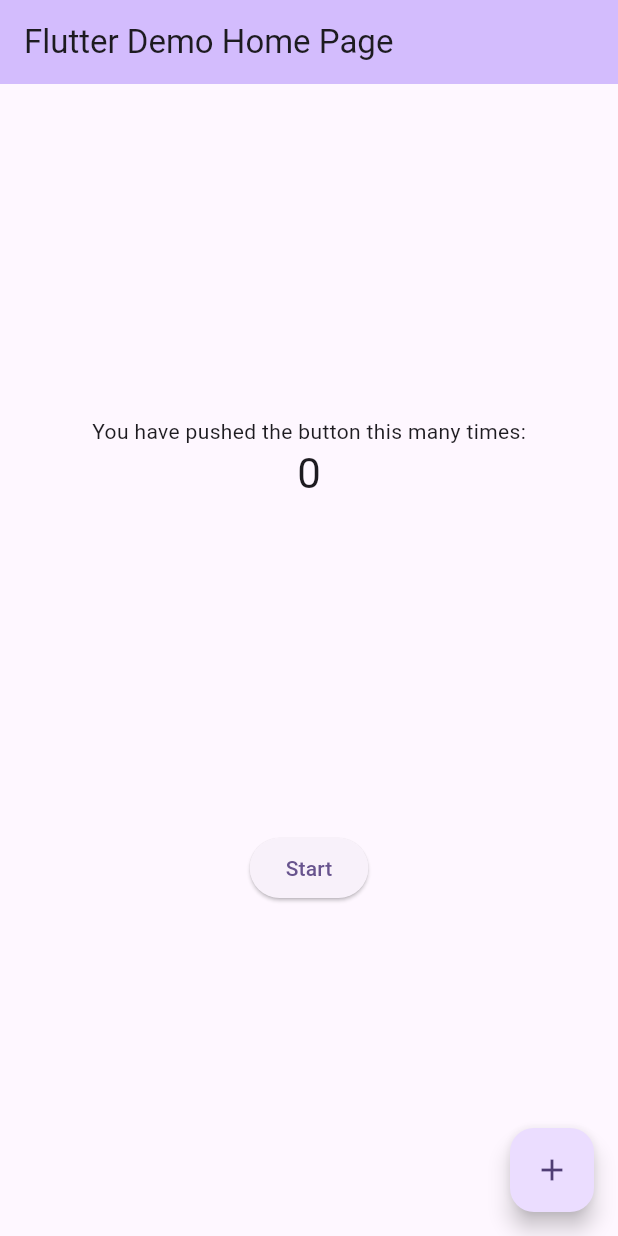
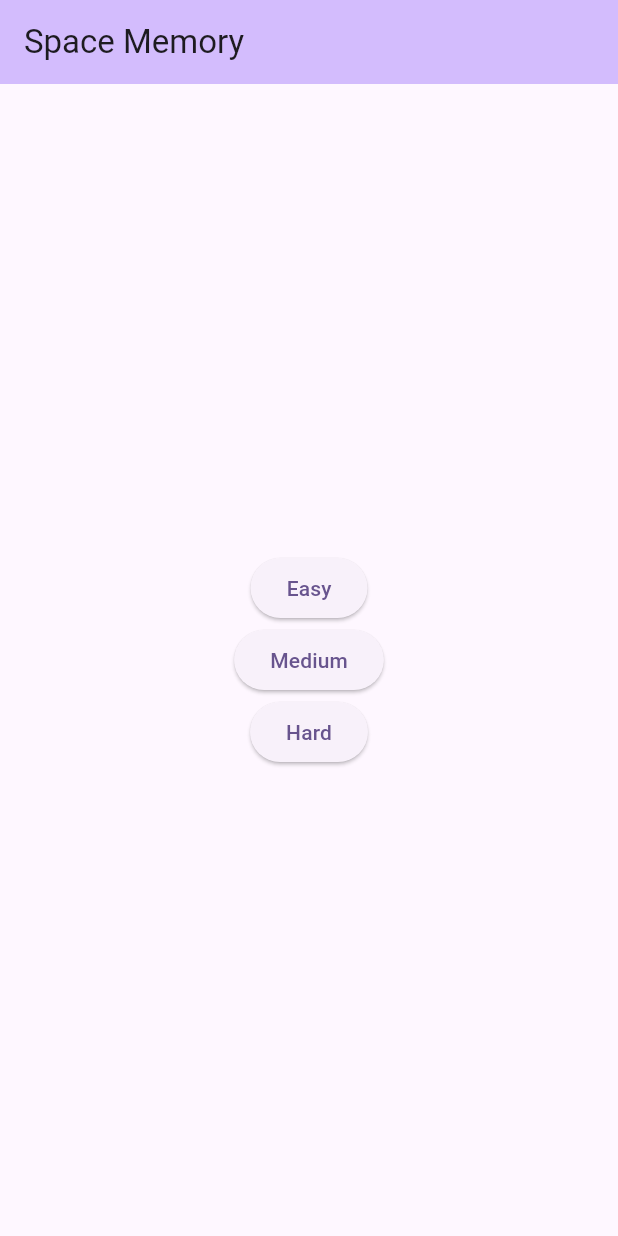
Before and after one commit to ovoelke/space_memory_flutter, a Flutter app: the screen it shows after launch, on a phone screen of 412 x 824 dp. Run offline on Flutter 3.47's test engine with Material 3 defaults, Android fonts, the phone set to English and light mode, and no system bars; our stand-ins replace bloc, easy_localization, flutter_bloc.

Commit message:
feat(main): add basic i18n support. implement three different difficulties. unused tile image removed.

```diff
--- /dev/null
+++ b/assets/translations/de-DE.json
@@ -0,0 +1,8 @@
+{
+  "title": "Space Memory",
+  "difficulty": {
+    "easy": "Einfach",
+    "medium": "Mittel",
+    "hard": "Schwer"
+  }
+}
--- /dev/null
+++ b/assets/translations/en-US.json
@@ -0,0 +1,8 @@
+{
+  "title": "Space Memory",
+  "difficulty": {
+    "easy": "Easy",
+    "medium": "Medium",
+    "hard": "Hard"
+  }
+}
--- /dev/null
+++ b/lib/home/ui/home_screen.dart
@@ -0,0 +1,43 @@
+import 'package:easy_localization/easy_localization.dart';
+import 'package:flutter/material.dart';
+import 'package:space_memory_flutter/memory_game/ui/memory_game_screen.dart';
+import 'package:space_memory_flutter/shared/enum/game_difficulty.dart';
+
+class HomeScreen extends StatelessWidget {
+  const HomeScreen({super.key});
+
+  @override
+  Widget build(BuildContext context) {
+    return Scaffold(
+      appBar: AppBar(
+        backgroundColor: Theme.of(context).colorScheme.inversePrimary,
+        title: Text(tr('title')),
+      ),
+      body: Center(
+        child: Column(
+          mainAxisAlignment: MainAxisAlignment.center,
+          children: [..._buildButtons(context)],
+        ),
+      ),
+    );
+  }
+}
+
+List<Widget> _buildButtons(BuildContext context) {
+  return GameDifficulty.values
+      .map(
+        (difficulty) => ElevatedButton(
+          onPressed:
+              (() => {
+                Navigator.push(
+                  context,
+                  MaterialPageRoute(
+                    builder: (context) => MemoryGame(difficulty: difficulty),
+                  ),
+                ),
+              }),
+          child: Text(difficulty.label),
+        ),
+      )
+      .toList();
+}
--- a/lib/main.dart
+++ b/lib/main.dart
@@ -1,9 +1,19 @@
+import 'package:easy_localization/easy_localization.dart';
 import 'package:flutter/material.dart';
+import 'package:space_memory_flutter/home/ui/home_screen.dart';
 
-import 'memory_game/ui/memory_game_screen.dart';
+Future<void> main() async {
+  WidgetsFlutterBinding.ensureInitialized();
+  await EasyLocalization.ensureInitialized();
 
-void main() {
-  runApp(const MyApp());
+  runApp(
+    EasyLocalization(
+      supportedLocales: [Locale('en', 'US'), Locale('de', 'DE')],
+      path: 'assets/translations',
+      fallbackLocale: Locale('en', 'US'),
+      child: MyApp(),
+    ),
+  );
 }
 
 class MyApp extends StatelessWidget {
@@ -12,71 +22,14 @@ class MyApp extends StatelessWidget {
   @override
   Widget build(BuildContext context) {
     return MaterialApp(
-      title: 'Flutter Demo',
+      localizationsDelegates: context.localizationDelegates,
+      supportedLocales: context.supportedLocales,
+      locale: context.locale,
+      title: 'Space Memory',
       theme: ThemeData(
         colorScheme: ColorScheme.fromSeed(seedColor: Colors.deepPurple),
       ),
-      home: const MyHomePage(title: 'Flutter Demo Home Page'),
+      home: HomeScreen(),
     );
   }
 }
-
-class MyHomePage extends StatefulWidget {
-  const MyHomePage({super.key, required this.title});
-
-  final String title;
-
-  @override
-  State<MyHomePage> createState() => _MyHomePageState();
-}
-
-class _MyHomePageState extends State<MyHomePage> {
-  int _counter = 0;
-
-  void _incrementCounter() {
-    setState(() {
-      _counter++;
-    });
-  }
-
-  @override
-  Widget build(BuildContext context) {
-    return Scaffold(
-      appBar: AppBar(
-        backgroundColor: Theme.of(context).colorScheme.inversePrimary,
-
-        title: Text(widget.title),
-      ),
-      body: Center(
-        child: Column(
-          mainAxisAlignment: MainAxisAlignment.center,
-          children: <Widget>[
-            Spacer(),
-            const Text('You have pushed the button this many times:'),
-            Text(
-              '$_counter',
-              style: Theme.of(context).textTheme.headlineMedium,
-            ),
-            Spacer(),
-            ElevatedButton(
-              onPressed:
-                  (() => {
-                    Navigator.push(
-                      context,
-                      MaterialPageRoute(builder: (context) => MemoryGame()),
-                    ),
-                  }),
-              child: Text('Start'),
-            ),
-            Spacer()
-          ],
-        ),
-      ),
-      floatingActionButton: FloatingActionButton(
-        onPressed: _incrementCounter,
-        tooltip: 'Increment',
-        child: const Icon(Icons.add),
-      ),
-    );
-  }
-}
--- /dev/null
+++ b/lib/shared/enum/game_difficulty.dart
@@ -0,0 +1,13 @@
+import 'package:easy_localization/easy_localization.dart';
+
+enum GameDifficulty { easy, medium, hard }
+
+extension GameDifficultyExtension on GameDifficulty {
+  String get label {
+    return switch (this) {
+      GameDifficulty.easy => tr('difficulty.easy'),
+      GameDifficulty.medium => tr('difficulty.medium'),
+      GameDifficulty.hard => tr('difficulty.hard'),
+    };
+  }
+}
--- a/pubspec.yaml
+++ b/pubspec.yaml
@@ -35,6 +35,7 @@ dependencies:
   # Use with the CupertinoIcons class for iOS style icons.
   cupertino_icons: ^1.0.8
   flutter_bloc: ^9.1.1
+  easy_localization: ^3.0.7+1
 
 dev_dependencies:
   flutter_test:
@@ -61,6 +62,7 @@ flutter:
   # To add assets to your application, add an assets section, like this:
   assets:
     - assets/images/
+    - assets/translations/
 
   # An image asset can refer to one or more resolution-specific "variants", see
   # https://flutter.dev/to/resolution-aware-images
```
Also changed, not shown: lib/memory_game/ui/memory_game_screen.dart (+35 -10 lines), assets/images/1.5x/ic_tile_i.png (deleted), assets/images/2.0x/ic_tile_i.png (deleted), assets/images/3.0x/ic_tile_i.png (deleted), assets/images/4.0x/ic_tile_i.png (deleted), assets/images/ic_tile_i.png (deleted), pubspec.lock, 3 other files.
